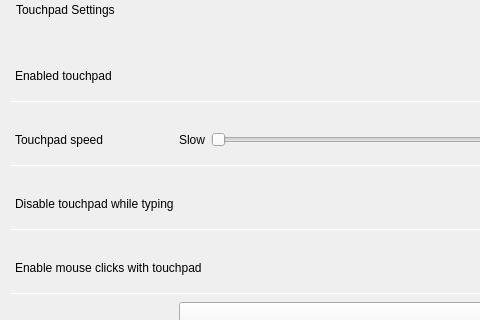
Qt form plugins/devices/touchpad/touchpad.ui (ukui/ukui-control-center) before a commit; both pictures show x 0 to 480 and y 0 to 320 of the 718 by 487 pixel window.
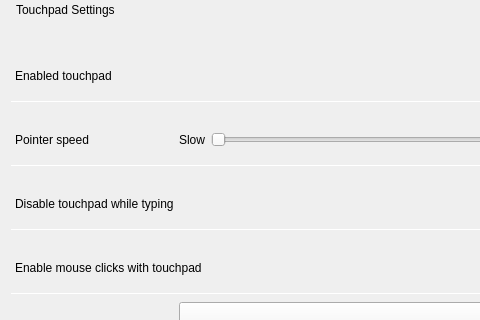
The same form after that commit.

Commit message:
fix(touchpad): modify translation
Description: modify touchpad speed to pointer speed

Log: 修改触控板速度为指针速度

What changed in the file:
```diff
--- a/plugins/devices/touchpad/touchpad.ui
+++ b/plugins/devices/touchpad/touchpad.ui
@@ -239,7 +239,7 @@
               </size>
              </property>
              <property name="text">
-              <string>Touchpad speed</string>
+              <string>Pointer speed</string>
              </property>
             </widget>
            </item>
```
The commit also changes 2 other files.
